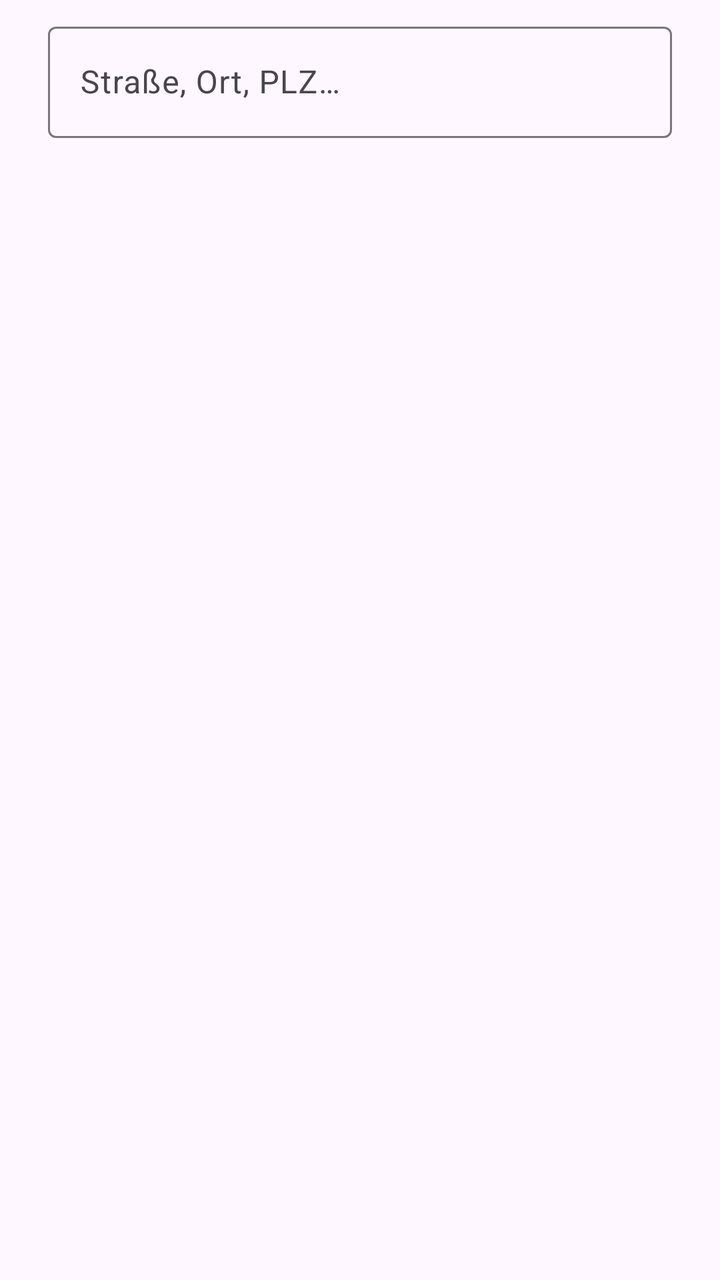
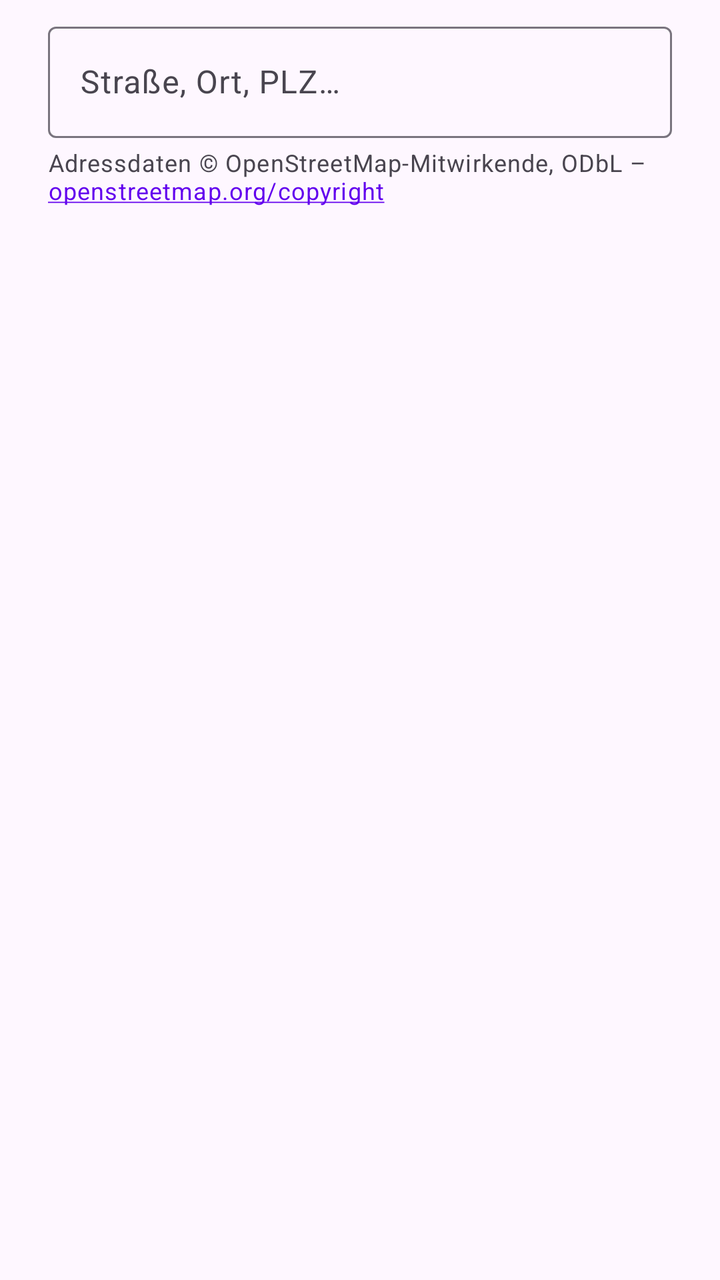

Screens rendered from an Android XML layout before and after an edit, with the pre-edit source and the edit as a unified diff.
<!-- AndroidManifest.xml: application theme Theme.FOSStenbuch -->
<!-- res/layout/dialog_masterdata_search.xml -->
<?xml version="1.0" encoding="utf-8"?>
<FrameLayout xmlns:android="http://schemas.android.com/apk/res/android"
    android:layout_width="match_parent"
    android:layout_height="wrap_content"
    android:paddingHorizontal="24dp"
    android:paddingTop="8dp">

    <com.google.android.material.textfield.TextInputLayout
        android:id="@+id/query_layout"
        android:layout_width="match_parent"
        android:layout_height="wrap_content"
        android:hint="@string/search_address_hint">

        <com.google.android.material.textfield.TextInputEditText
            android:id="@+id/query"
            android:layout_width="match_parent"
            android:layout_height="wrap_content"
            android:inputType="textPostalAddress"
            android:maxLength="300" />
    </com.google.android.material.textfield.TextInputLayout>

</FrameLayout>
<!-- resources referenced by this layout -->
<resources>
  <string name="search_address_hint">Straße, Ort, PLZ…</string>
  <style name="Theme.FOSStenbuch" parent="Theme.Material3.DayNight.NoActionBar">
          <item name="colorPrimary">@color/primary</item>
          <item name="colorOnPrimary">@color/on_primary</item>
          <item name="colorPrimaryContainer">@color/primary_container</item>
          <item name="colorOnPrimaryContainer">@color/on_primary_container</item>
          <item name="colorSecondary">@color/secondary</item>
          <item name="colorOnSecondary">@color/on_secondary</item>
          <item name="colorSecondaryContainer">@color/secondary_container</item>
          <item name="colorOnSecondaryContainer">@color/on_secondary_container</item>
          
          <item name="android:statusBarColor">@color/status_bar</item>
          <item name="android:windowLightStatusBar">false</item>
          
          <item name="textInputStyle">@style/Widget.Material3.TextInputLayout.OutlinedBox</item>
      </style>
  <color name="primary">#FF6200EE</color>
  <color name="on_primary">#FFFFFFFF</color>
  <color name="primary_container">#FFEADDFF</color>
  <color name="on_primary_container">#FF21005D</color>
  <color name="secondary">#FF018786</color>
  <color name="on_secondary">#FFFFFFFF</color>
  <color name="secondary_container">#FFB2EBE9</color>
  <color name="on_secondary_container">#FF004D40</color>
  <color name="status_bar">#FF3700B3</color>
</resources>

<!-- the commit's change to res/layout/dialog_masterdata_search.xml (unified diff, before → after) -->
@@ -1,7 +1,8 @@
 <?xml version="1.0" encoding="utf-8"?>
-<FrameLayout xmlns:android="http://schemas.android.com/apk/res/android"
+<LinearLayout xmlns:android="http://schemas.android.com/apk/res/android"
     android:layout_width="match_parent"
     android:layout_height="wrap_content"
+    android:orientation="vertical"
     android:paddingHorizontal="24dp"
     android:paddingTop="8dp">
 
@@ -19,4 +20,14 @@
             android:maxLength="300" />
     </com.google.android.material.textfield.TextInputLayout>
 
-</FrameLayout>
+    
+    <TextView
+        android:layout_width="match_parent"
+        android:layout_height="wrap_content"
+        android:layout_marginTop="4dp"
+        android:autoLink="web"
+        android:text="@string/osm_attribution_link"
+        android:textAppearance="?attr/textAppearanceBodySmall"
+        android:textColor="?attr/colorOnSurfaceVariant" />
+
+</LinearLayout>
<!-- resource entries referenced after the edit -->
@@ -1,5 +1,6 @@
 <!-- resources referenced by this layout -->
 <resources>
+  <string name="osm_attribution_link">Adressdaten © OpenStreetMap-Mitwirkende, ODbL – openstreetmap.org/copyright</string>
   <string name="search_address_hint">Straße, Ort, PLZ…</string>
   <style name="Theme.FOSStenbuch" parent="Theme.Material3.DayNight.NoActionBar">
           <item name="colorPrimary">@color/primary</item>
